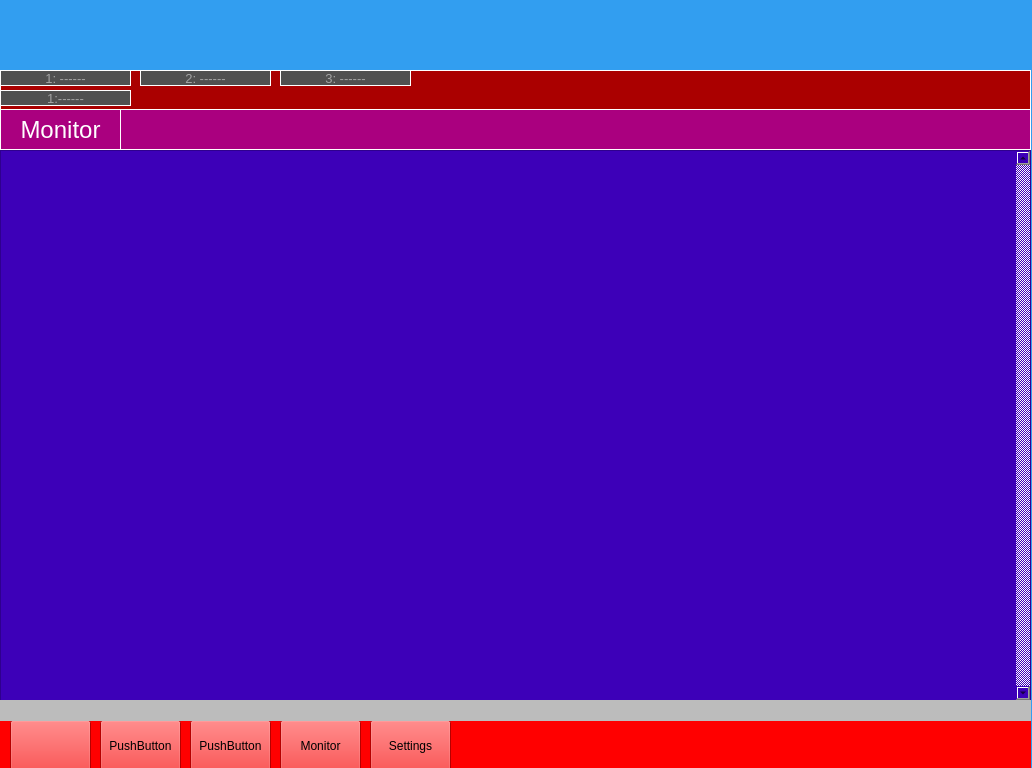
The window that gp3.ui (MichTronics/GPPy) describes before a commit, drawn with Qt 5.
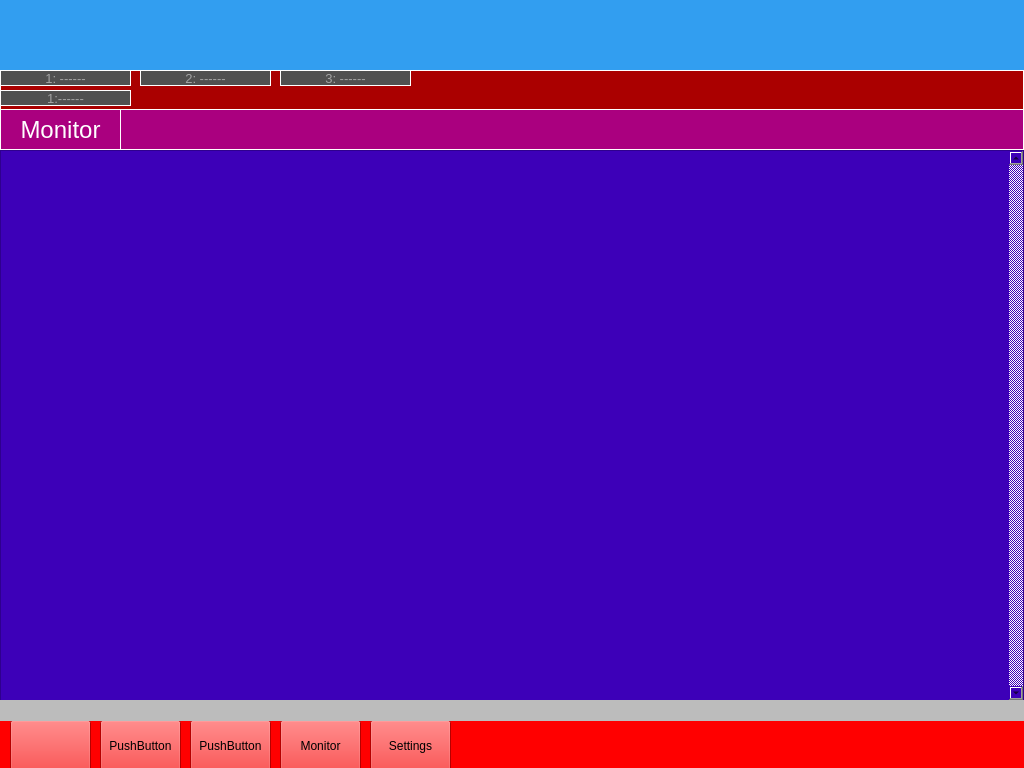
The same window after the commit. Icons and pictures are not drawn.

Diff of the .ui file:
```diff
--- a/gp3.ui
+++ b/gp3.ui
@@ -6,10 +6,34 @@
    <rect>
     <x>0</x>
     <y>0</y>
-    <width>1032</width>
+    <width>1024</width>
     <height>768</height>
    </rect>
   </property>
+  <property name="sizePolicy">
+   <sizepolicy hsizetype="Fixed" vsizetype="Fixed">
+    <horstretch>0</horstretch>
+    <verstretch>0</verstretch>
+   </sizepolicy>
+  </property>
+  <property name="minimumSize">
+   <size>
+    <width>1024</width>
+    <height>768</height>
+   </size>
+  </property>
+  <property name="maximumSize">
+   <size>
+    <width>1024</width>
+    <height>768</height>
+   </size>
+  </property>
+  <property name="baseSize">
+   <size>
+    <width>1024</width>
+    <height>768</height>
+   </size>
+  </property>
   <property name="palette">
    <palette>
     <active>
@@ -426,18 +450,21 @@
    </palette>
   </property>
   <property name="windowTitle">
-   <string>GP3</string>
+   <string>GPPy</string>
   </property>
   <property name="autoFillBackground">
    <bool>false</bool>
   </property>
+  <property name="animated">
+   <bool>false</bool>
+  </property>
   <widget class="QWidget" name="centralwidget">
    <widget class="QWidget" name="widButtons" native="true">
     <property name="geometry">
      <rect>
       <x>0</x>
       <y>720</y>
-      <width>1031</width>
+      <width>1024</width>
       <height>51</height>
      </rect>
     </property>
@@ -940,7 +967,7 @@
      <rect>
       <x>0</x>
       <y>150</y>
-      <width>1031</width>
+      <width>1024</width>
       <height>571</height>
      </rect>
     </property>
@@ -955,7 +982,7 @@
       <rect>
        <x>0</x>
        <y>0</y>
-       <width>1031</width>
+       <width>1024</width>
        <height>551</height>
       </rect>
      </property>
@@ -984,19 +1011,6 @@
       <string/>
      </property>
     </widget>
-    <widget class="QWidget" name="widStatusBot" native="true">
-     <property name="geometry">
-      <rect>
-       <x>0</x>
-       <y>550</y>
-       <width>1031</width>
-       <height>21</height>
-      </rect>
-     </property>
-     <property name="styleSheet">
-      <string notr="true">background-color: rgb(188, 188, 188);</string>
-     </property>
-    </widget>
    </widget>
    <widget class="QWidget" name="widMheard" native="true">
     <property name="enabled">
@@ -1006,7 +1020,7 @@
      <rect>
       <x>0</x>
       <y>150</y>
-      <width>1031</width>
+      <width>1024</width>
       <height>571</height>
      </rect>
     </property>
@@ -1018,7 +1032,7 @@
       <rect>
        <x>0</x>
        <y>0</y>
-       <width>1031</width>
+       <width>1024</width>
        <height>571</height>
       </rect>
      </property>
@@ -1029,7 +1043,7 @@
      <rect>
       <x>0</x>
       <y>109</y>
-      <width>1031</width>
+      <width>1024</width>
       <height>41</height>
      </rect>
     </property>
@@ -1071,7 +1085,7 @@
      <rect>
       <x>0</x>
       <y>70</y>
-      <width>1031</width>
+      <width>1024</width>
       <height>41</height>
      </rect>
     </property>
@@ -1175,20 +1189,39 @@
      <rect>
       <x>0</x>
       <y>150</y>
-      <width>1031</width>
+      <width>1024</width>
       <height>551</height>
      </rect>
     </property>
     <property name="styleSheet">
      <string notr="true">background-color: rgb(90, 90, 90);</string>
     </property>
+    <widget class="QTextEdit" name="tECh1">
+     <property name="geometry">
+      <rect>
+       <x>0</x>
+       <y>0</y>
+       <width>1024</width>
+       <height>551</height>
+      </rect>
+     </property>
+     <property name="styleSheet">
+      <string notr="true">font: 75 14pt &quot;MS Shell Dlg 2&quot;;</string>
+     </property>
+     <property name="verticalScrollBarPolicy">
+      <enum>Qt::ScrollBarAlwaysOn</enum>
+     </property>
+     <property name="textInteractionFlags">
+      <set>Qt::NoTextInteraction</set>
+     </property>
+    </widget>
    </widget>
    <widget class="QWidget" name="widButtonsCh1" native="true">
     <property name="geometry">
      <rect>
       <x>0</x>
       <y>720</y>
-      <width>1031</width>
+      <width>1024</width>
       <height>51</height>
      </rect>
     </property>
@@ -1686,13 +1719,27 @@
      </property>
     </widget>
    </widget>
+   <widget class="QWidget" name="widStatusBot" native="true">
+    <property name="geometry">
+     <rect>
+      <x>0</x>
+      <y>700</y>
+      <width>1024</width>
+      <height>21</height>
+     </rect>
+    </property>
+    <property name="styleSheet">
+     <string notr="true">background-color: rgb(188, 188, 188);</string>
+    </property>
+   </widget>
+   <zorder>widChan1</zorder>
    <zorder>widButtonsCh1</zorder>
    <zorder>widButtons</zorder>
-   <zorder>widChan1</zorder>
    <zorder>widMheard</zorder>
    <zorder>widMonitor</zorder>
    <zorder>widChannels</zorder>
    <zorder>widStatus</zorder>
+   <zorder>widStatusBot</zorder>
   </widget>
  </widget>
  <resources/>
```
